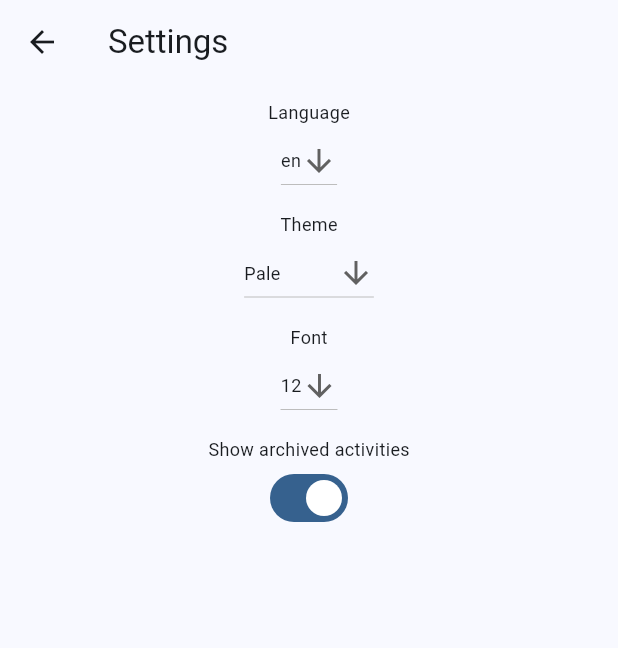
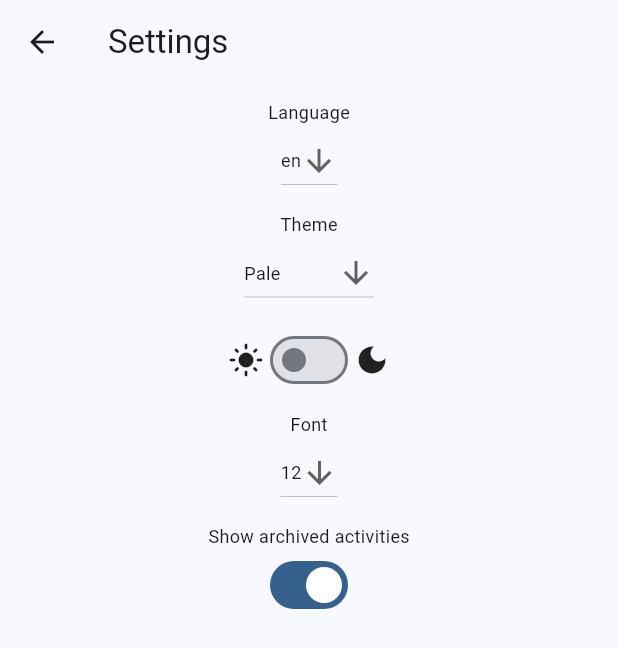
Before and after one commit to sv-makh/minimal_time_tracker, a Flutter app: the screen it shows after launch, after a tap on the "settings" icon, on a phone screen of 412 x 824 dp. Shown: the top 648 px of the screen. Run offline on Flutter 3.47's test engine with Material 2 defaults, Android fonts, the phone set to English and light mode, and no system bars; our stand-ins replace equatable, flutter_bloc, hive, hive_flutter, shared_preferences; accounts and stored records are empty; generated files the repository leaves out were written again.

Commit message:
add dark mode; add new dark colors for Pastel theme

```diff
--- a/lib/main.dart
+++ b/lib/main.dart
@@ -47,12 +47,16 @@ class MyApp extends StatelessWidget {
       ],
       child: BlocBuilder<SettingsBloc, SettingsState>(
           builder: (context, SettingsState state) {
-        BlocProvider.of<SettingsBloc>(context).add(SetInitialSetting());
+        BlocProvider.of<SettingsBloc>(context).add(SetInitialSetting(context: context));
+
+        ThemeMode themeMode = state.themeMode ? ThemeMode.dark : ThemeMode.light;
 
         return MaterialApp(
           locale: state.locale,
           title: 'Minimal Time Tracker',
           theme: appTheme(state.theme!, state.fontSize!),
+          darkTheme: appThemeDark(state.theme!, state.fontSize!),
+          themeMode: themeMode,
           localizationsDelegates: [
             AppLocalizations.delegate,
             GlobalMaterialLocalizations.delegate,
--- a/lib/screens/settings_screen.dart
+++ b/lib/screens/settings_screen.dart
@@ -13,6 +13,8 @@ class SettingsScreen extends StatelessWidget {
   Widget build(BuildContext context) {
     return BlocBuilder<SettingsBloc, SettingsState>(
         builder: (context, SettingsState settingsState) {
+      bool themeModeValue = settingsState.themeMode;
+
       return Scaffold(
         appBar: AppBar(
           title: Text(AppLocalizations.of(context)!.settings),
@@ -71,6 +73,20 @@ class SettingsScreen extends StatelessWidget {
                     },
                   ),
                   const SpacerBox(),
+                  Row(
+                    mainAxisAlignment: MainAxisAlignment.center,
+                    children: [
+                      Icon(Icons.light_mode),
+                      Switch(
+                          value: themeModeValue,
+                          onChanged: (bool value) {
+                            BlocProvider.of<SettingsBloc>(context)
+                                .add(ChangeThemeMode(mode: value));
+                          }),
+                      Icon(Icons.dark_mode),
+                    ],
+                  ),
+                  const SpacerBox(),
                   Text(
                     AppLocalizations.of(context)!.font,
                   ),
--- a/lib/settings/bloc/settings_bloc.dart
+++ b/lib/settings/bloc/settings_bloc.dart
@@ -18,11 +18,14 @@ class SettingsBloc extends Bloc<SettingsEvent, SettingsState> {
             locale: Locale('en', ''),
             theme: 'Pale',
             fontSize: 12,
-            showArchive: true)) {
+            showArchive: true,
+    themeMode: true,
+  )) {
     Locale? currentLocale;
     String? currentTheme;
     int? currentFont;
     bool? currentArchive;
+    bool? currentThemeMode;
 
     on<SetInitialSetting>(
         (SetInitialSetting event, Emitter<SettingsState> emitter) async {
@@ -31,17 +34,20 @@ class SettingsBloc extends Bloc<SettingsEvent, SettingsState> {
         int initFont = settingsRepository.getFontSize();
         Locale initLocale = settingsRepository.getLocale();
         bool initArchive = settingsRepository.getArchiveVisibility();
+        bool initThemeMode = settingsRepository.getThemeMode(event.context);
 
         currentLocale = initLocale;
         currentFont = initFont;
         currentTheme = initTheme;
         currentArchive = initArchive;
+        currentThemeMode = initThemeMode;
 
         return emitter(state.copyWith(
             locale: initLocale,
             theme: initTheme,
             fontSize: initFont,
             showArchive: initArchive,
+            themeMode: initThemeMode,
             status: Status.normal));
       } catch (_) {
         return emitter(state.copyWith(status: Status.error));
@@ -98,5 +104,17 @@ class SettingsBloc extends Bloc<SettingsEvent, SettingsState> {
         return emitter(state.copyWith(status: Status.error));
       }
     });
+
+    on<ChangeThemeMode>((ChangeThemeMode event, Emitter<SettingsState> emitter) async {
+      try {
+        bool newThemeMode = event.mode;
+        currentThemeMode = newThemeMode;
+        settingsRepository.setThemeMode(newThemeMode);
+
+        return emitter(state.copyWith(themeMode: newThemeMode));
+      } catch (_) {
+        return emitter(state.copyWith(status: Status.error));
+      }
+    });
   }
 }
--- a/lib/settings/bloc/settings_event.dart
+++ b/lib/settings/bloc/settings_event.dart
@@ -8,7 +8,17 @@ class ChangeLanguage extends SettingsEvent {
   ChangeLanguage({required this.locale});
 }
 
-class SetInitialSetting extends SettingsEvent {}
+class SetInitialSetting extends SettingsEvent {
+  BuildContext context;
+
+  SetInitialSetting({required this.context});
+}
+
+class ChangeThemeMode extends SettingsEvent {
+  bool mode;
+
+  ChangeThemeMode({required this.mode});
+}
 
 class ChangeTheme extends SettingsEvent {
   String theme;
--- a/lib/settings/bloc/settings_state.dart
+++ b/lib/settings/bloc/settings_state.dart
@@ -8,12 +8,14 @@ class SettingsState extends Equatable {
   final int fontSize;
   final bool showArchive;
   final Status status;
+  final bool themeMode;
 
   const SettingsState({
     this.locale = const Locale('en', ''),
     this.theme = 'Pale',
     this.fontSize = 12,
     this.showArchive = true,
+    this.themeMode = true,
     this.status = Status.normal,
   });
 
@@ -23,6 +25,7 @@ class SettingsState extends Equatable {
         theme,
         fontSize,
         showArchive,
+    themeMode,
     status,
       ];
 
@@ -31,6 +34,7 @@ class SettingsState extends Equatable {
     String? theme,
     int? fontSize,
     bool? showArchive,
+    bool? themeMode,
     Status? status,
   }) {
     return SettingsState(
@@ -38,6 +42,7 @@ class SettingsState extends Equatable {
       theme: theme ?? this.theme,
       fontSize: fontSize ?? this.fontSize,
       showArchive: showArchive ?? this.showArchive,
+      themeMode: themeMode ?? this.themeMode,
       status: status ?? this.status,
     );
   }
@@ -59,8 +64,3 @@ class SettingsState extends Equatable {
       fontSize.hashCode ^
       showArchive.hashCode;*/
 }
-
-class ErrorSettingsState extends SettingsState {
-  @override
-  List<Object?> get props => [];
-}
--- a/lib/settings/settings_repository.dart
+++ b/lib/settings/settings_repository.dart
@@ -26,6 +26,17 @@ class SettingsRepository {
     return prefs.getBool('showArchive') ?? true;
   }
 
+  //true - dark mode; false - light mode
+  bool getThemeMode(BuildContext context) {
+    var brightness = MediaQuery.maybeOf(context)?.platformBrightness ?? Brightness.light;
+    bool deviceMode = brightness == Brightness.dark;
+    return prefs.getBool('themeMode') ?? deviceMode;
+  }
+
+  void setThemeMode(bool mode) {
+    prefs.setBool('themeMode', mode);
+  }
+
   void setLocale(Locale locale) {
     prefs.setString('lang', locale.languageCode);
   }
--- a/lib/settings/themes.dart
+++ b/lib/settings/themes.dart
@@ -12,6 +12,23 @@ ThemeData appTheme(String themeName, int fontSize) {
           fontSize: fontSize.toDouble() - 1,
         )),
     appBarTheme: AppBarTheme(),
+    brightness: Brightness.light,
+    useMaterial3: true,
+  );
+}
+
+ThemeData appThemeDark(String themeName, int fontSize) {
+  return ThemeData(
+    colorSchemeSeed: primarySwatches[themeName],
+    textTheme: TextTheme(
+        bodyMedium: TextStyle(
+          fontSize: fontSize.toDouble(),
+        ),
+        bodySmall: TextStyle(
+          fontSize: fontSize.toDouble() - 1,
+        )),
+    appBarTheme: AppBarTheme(),
+    brightness: Brightness.dark,
     useMaterial3: true,
   );
 }
@@ -23,9 +40,9 @@ Map<String, MaterialColor> primarySwatches = {
   'Pastel': Colors.purple,
 };
 
-Map<String, List<List<Color>>> themePalettes = {
-  'Pale': [pale, paleDark, paleInactive],
-  'Dusty Rose': [dustyRose, dustyRoseDark, dustyRoseInactive],
-  'Olive': [olive, oliveDark, oliveInactive],
-  'Pastel': [pastel, pastelDark, pastelInactive],
+Map<String, List<List<List<Color>>>> themePalettes = {
+  'Pale': [[pale, paleDark, paleInactive], [pale, paleDark, paleInactive]],
+  'Dusty Rose': [[dustyRose, dustyRoseDark, dustyRoseInactive],[dustyRose, dustyRoseDark, dustyRoseInactive]],
+  'Olive': [[olive, oliveDark, oliveInactive],[olive, oliveDark, oliveInactive]],
+  'Pastel': [[pastel, pastelDark, pastelInactive],[pastelDarkMode, pastelDark, pastelInactiveDarkMode],],
 };
```
Also changed, not shown: lib/screens/add_activity_screen.dart (+10 -8 lines), lib/settings/color_palettes.dart (+34 -18 lines), lib/widgets/activity_card.dart (+8 -7 lines).
